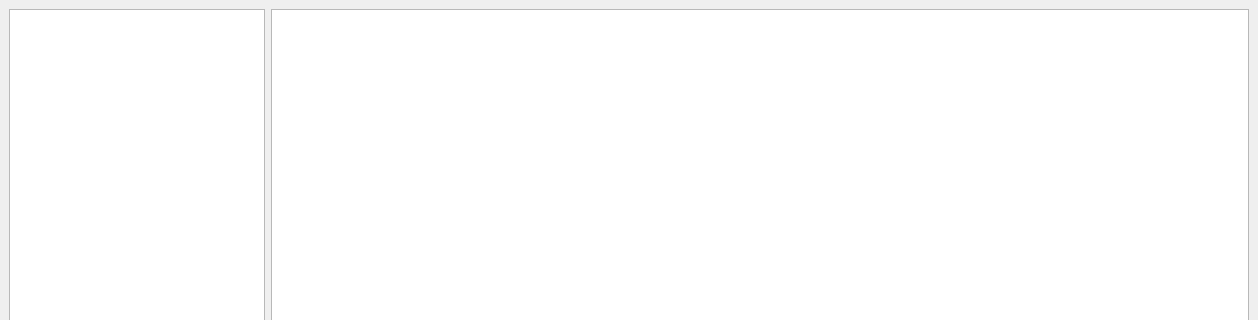
Above: BOMizator/BOMLinker.ui from dejfson/BOMizator before the change; both pictures show x 0 to 1258 and y 0 to 320 of the 1258 by 838 pixel window. Below: the same form after it.
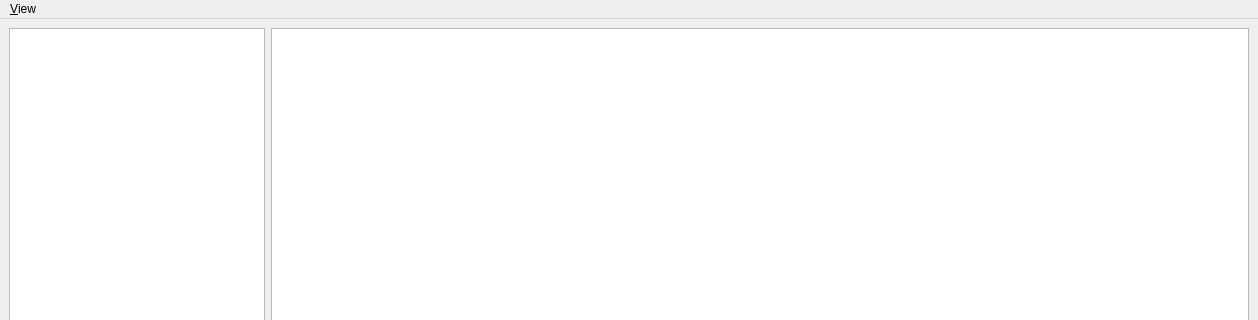
That is the form after the change.

Commit message:
implemented hide/show disabled components
this greatly improves visibility of the BOM selectors

```diff
--- a/BOMizator/BOMLinker.ui
+++ b/BOMizator/BOMLinker.ui
@@ -109,6 +109,14 @@
      <height>20</height>
     </rect>
    </property>
+   <widget class="QMenu" name="menu_View">
+    <property name="title">
+     <string>&amp;View</string>
+    </property>
+    <addaction name="action_Show_disabled_components"/>
+    <addaction name="action_Hide_disabled_components"/>
+   </widget>
+   <addaction name="menu_View"/>
   </widget>
   <widget class="QStatusBar" name="statusbar"/>
  </widget>
```
Left out of the diff: 10 changed lines with no effect on the pictures. The commit also changes 1 other file.
